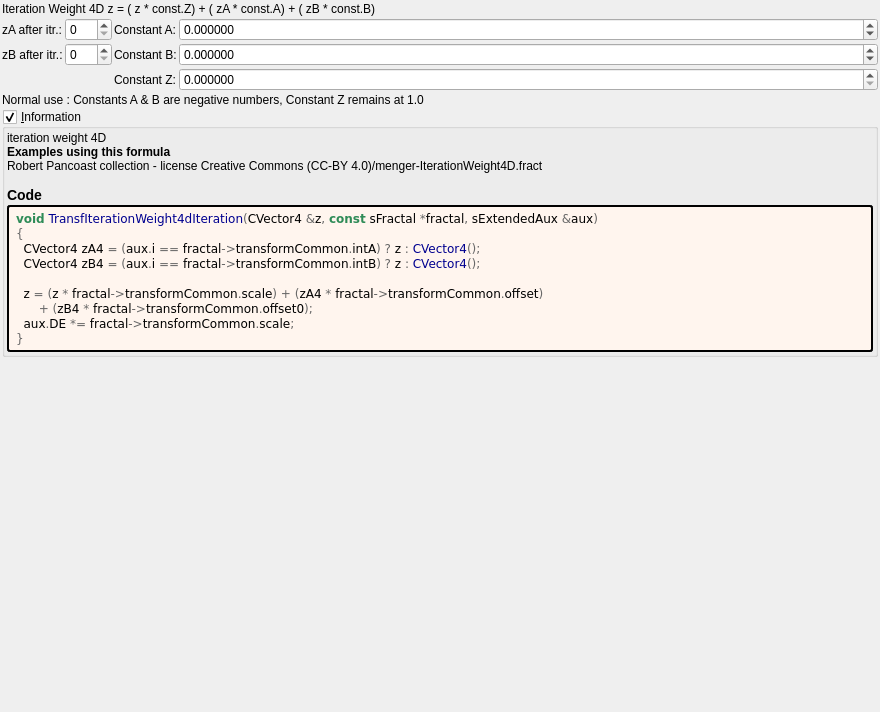
buddhi1980/mandelbulber2, file mandelbulber2/formula/ui/transf_iteration_weight4d.ui: the form before one commit.
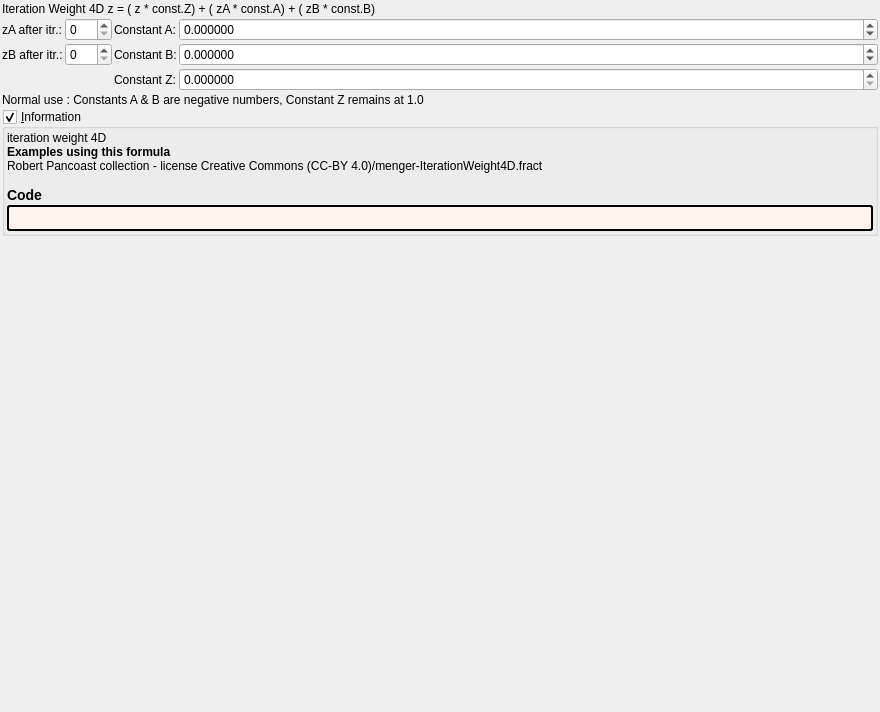
The form after the commit. Custom widgets are drawn as their Qt base class.

What changed in the file:
```diff
--- a/mandelbulber2/formula/ui/transf_iteration_weight4d.ui
+++ b/mandelbulber2/formula/ui/transf_iteration_weight4d.ui
@@ -258,18 +258,7 @@
          <string notr="true">border-style: outset; border-width: 2px; border-radius: 3px; border-color: black; background-color: #fff5ee; padding: 4px;</string>
         </property>
         <property name="text">
-         <string notr="true">&lt;body style=&quot;background-color:#fff5ee&quot;&gt;
-&lt;pre style=&quot;color:#000000; background-color:#fff5ee;  font-family:'Courier New',monospace;&quot;&gt;&lt;span style=&quot;color:#2e8b57; font-weight:bold&quot;&gt;void&lt;/span&gt; &lt;span style=&quot;color:#00008f&quot;&gt;TransfIterationWeight4dIteration&lt;/span&gt;&lt;span style=&quot;color:#676767&quot;&gt;(&lt;/span&gt;CVector4 &lt;span style=&quot;color:#676767&quot;&gt;&amp;amp;&lt;/span&gt;z&lt;span style=&quot;color:#676767&quot;&gt;,&lt;/span&gt; &lt;span style=&quot;color:#2e8b57; font-weight:bold&quot;&gt;const&lt;/span&gt; sFractal &lt;span style=&quot;color:#676767&quot;&gt;*&lt;/span&gt;fractal&lt;span style=&quot;color:#676767&quot;&gt;,&lt;/span&gt; sExtendedAux &lt;span style=&quot;color:#676767&quot;&gt;&amp;amp;&lt;/span&gt;aux&lt;span style=&quot;color:#676767&quot;&gt;)&lt;/span&gt;
-&lt;span style=&quot;color:#676767&quot;&gt;{&lt;/span&gt;
-  CVector4 zA4 &lt;span style=&quot;color:#676767&quot;&gt;= (&lt;/span&gt;aux&lt;span style=&quot;color:#676767&quot;&gt;.&lt;/span&gt;i &lt;span style=&quot;color:#676767&quot;&gt;==&lt;/span&gt; fractal&lt;span style=&quot;color:#676767&quot;&gt;-&amp;gt;&lt;/span&gt;transformCommon&lt;span style=&quot;color:#676767&quot;&gt;.&lt;/span&gt;intA&lt;span style=&quot;color:#676767&quot;&gt;) ?&lt;/span&gt; z &lt;span style=&quot;color:#676767&quot;&gt;:&lt;/span&gt; &lt;span style=&quot;color:#00008f&quot;&gt;CVector4&lt;/span&gt;&lt;span style=&quot;color:#676767&quot;&gt;();&lt;/span&gt;
-  CVector4 zB4 &lt;span style=&quot;color:#676767&quot;&gt;= (&lt;/span&gt;aux&lt;span style=&quot;color:#676767&quot;&gt;.&lt;/span&gt;i &lt;span style=&quot;color:#676767&quot;&gt;==&lt;/span&gt; fractal&lt;span style=&quot;color:#676767&quot;&gt;-&amp;gt;&lt;/span&gt;transformCommon&lt;span style=&quot;color:#676767&quot;&gt;.&lt;/span&gt;intB&lt;span style=&quot;color:#676767&quot;&gt;) ?&lt;/span&gt; z &lt;span style=&quot;color:#676767&quot;&gt;:&lt;/span&gt; &lt;span style=&quot;color:#00008f&quot;&gt;CVector4&lt;/span&gt;&lt;span style=&quot;color:#676767&quot;&gt;();&lt;/span&gt;
-
-  z &lt;span style=&quot;color:#676767&quot;&gt;= (&lt;/span&gt;z &lt;span style=&quot;color:#676767&quot;&gt;*&lt;/span&gt; fractal&lt;span style=&quot;color:#676767&quot;&gt;-&amp;gt;&lt;/span&gt;transformCommon&lt;span style=&quot;color:#676767&quot;&gt;.&lt;/span&gt;scale&lt;span style=&quot;color:#676767&quot;&gt;) + (&lt;/span&gt;zA4 &lt;span style=&quot;color:#676767&quot;&gt;*&lt;/span&gt; fractal&lt;span style=&quot;color:#676767&quot;&gt;-&amp;gt;&lt;/span&gt;transformCommon&lt;span style=&quot;color:#676767&quot;&gt;.&lt;/span&gt;offset&lt;span style=&quot;color:#676767&quot;&gt;)&lt;/span&gt;
-      &lt;span style=&quot;color:#676767&quot;&gt;+ (&lt;/span&gt;zB4 &lt;span style=&quot;color:#676767&quot;&gt;*&lt;/span&gt; fractal&lt;span style=&quot;color:#676767&quot;&gt;-&amp;gt;&lt;/span&gt;transformCommon&lt;span style=&quot;color:#676767&quot;&gt;.&lt;/span&gt;offset0&lt;span style=&quot;color:#676767&quot;&gt;);&lt;/span&gt;
-  aux&lt;span style=&quot;color:#676767&quot;&gt;.&lt;/span&gt;DE &lt;span style=&quot;color:#676767&quot;&gt;*=&lt;/span&gt; fractal&lt;span style=&quot;color:#676767&quot;&gt;-&amp;gt;&lt;/span&gt;transformCommon&lt;span style=&quot;color:#676767&quot;&gt;.&lt;/span&gt;scale&lt;span style=&quot;color:#676767&quot;&gt;;&lt;/span&gt;
-&lt;span style=&quot;color:#676767&quot;&gt;}&lt;/span&gt;
-&lt;/pre&gt;
-&lt;/body&gt;</string>
+         <string notr="true"></string>
         </property>
         <property name="wordWrap">
          <bool>true</bool>
```
